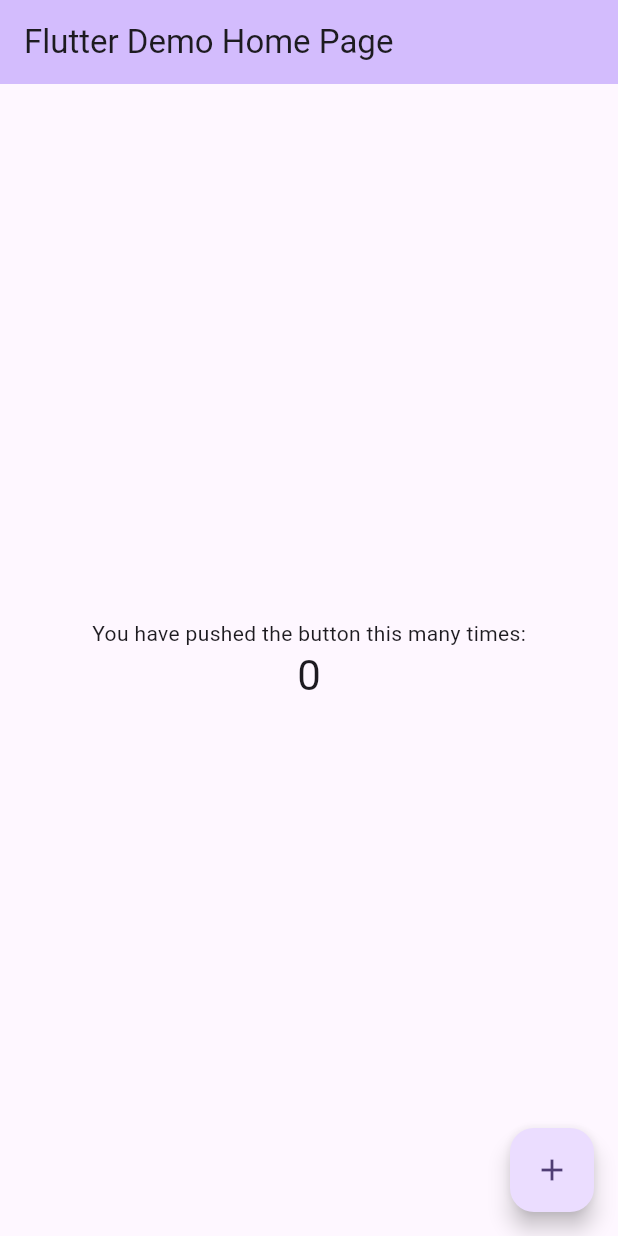
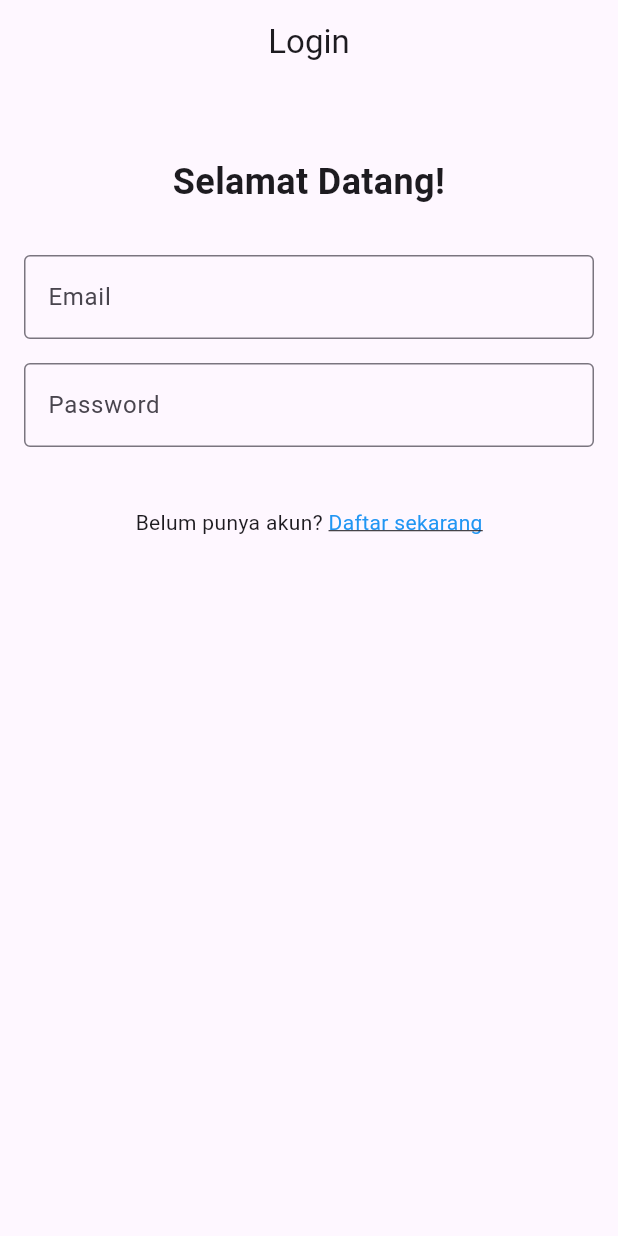
Before and after one commit to faizaST/kelompok_3_museumgo, a Flutter app: the screen it shows after launch, on a phone screen of 412 x 824 dp. Run offline on Flutter 3.47's test engine with Material 3 defaults, Android fonts, the light colour scheme and no system bars.

Commit message:
membuat login

```diff
--- /dev/null
+++ b/lib/auth/login_page.dart
@@ -0,0 +1,142 @@
+import 'package:flutter/material.dart';
+import 'package:kelompok_3_museumgo/auth/regristrasi_page.dart';
+
+
+class LoginPage extends StatefulWidget {
+  const LoginPage({super.key});
+
+  @override
+  State<LoginPage> createState() => _LoginPageState();
+}
+
+class _LoginPageState extends State<LoginPage> {
+  final _formKey = GlobalKey<FormState>();
+
+  bool _obscurePassword = true;
+
+  String? email;
+  String? password;
+
+  void _submitLogin() {
+    if (_formKey.currentState!.validate()) {
+      _formKey.currentState!.save();
+
+      // Proses login
+      ScaffoldMessenger.of(
+        context,
+      ).showSnackBar(SnackBar(content: Text('Login berhasil')));
+
+      // Contoh pindah ke dashboard (ganti sesuai kebutuhan)
+      // Navigator.pushReplacementNamed(context, '/dashboard');
+    }
+  }
+
+  @override
+  Widget build(BuildContext context) {
+    return Scaffold(
+      appBar: AppBar(title: Text('Login'), centerTitle: true),
+      body: Padding(
+        padding: EdgeInsets.all(16.0),
+        child: Form(
+          key: _formKey,
+          child: ListView(
+            children: [
+              SizedBox(height: 32),
+              Text(
+                "Selamat Datang!",
+                style: TextStyle(fontSize: 24, fontWeight: FontWeight.bold),
+                textAlign: TextAlign.center,
+              ),
+              SizedBox(height: 32),
+
+              // Email (tanpa icon)
+              TextFormField(
+                decoration: InputDecoration(
+                  labelText: 'Email',
+                  border: OutlineInputBorder(),
+                ),
+                keyboardType: TextInputType.emailAddress,
+                validator: (value) {
+                  if (value == null || value.isEmpty) {
+                    return 'Email wajib diisi';
+                  }
+                  final emailRegex = RegExp(
+                    r'^[\w-\.]+@([\w-]+\.)+[\w-]{2,4}$',
+                  );
+                  if (!emailRegex.hasMatch(value)) {
+                    return 'Format email tidak valid';
+                  }
+                  return null;
+                },
+                onSaved: (value) => email = value,
+              ),
+              SizedBox(height: 16),
+
+              // Password (tanpa icon)
+              TextFormField(
+                decoration: InputDecoration(
+                  labelText: 'Password',
+                  border: OutlineInputBorder(),
+                ),
+                obscureText: _obscurePassword,
+                validator: (value) {
+                  if (value == null || value.isEmpty) {
+                    return 'Password wajib diisi';
+                  }
+                  return null;
+                },
+                onSaved: (value) => password = value,
+              ),
+              SizedBox(height: 24),
+
+              //ElevatedButton(
+                //onPressed: () {
+                  //Navigator.push(
+                    //context,
+                    //MaterialPageRoute(builder: (context) => UserHomePage()),
+                  //);
+                //},
+                //child: Text("Login", style: TextStyle(fontSize: 18)),
+              //),
+
+              // Tombol Login
+              //ElevatedButton(
+              //onPressed: _submitLogin,
+              //style: ElevatedButton.styleFrom(
+              //padding: EdgeInsets.symmetric(vertical: 14),
+              //),
+              //child: Text('Login', style: TextStyle(fontSize: 18)),
+              //),
+              SizedBox(height: 16),
+
+              // Link ke Registrasi
+              Row(
+                mainAxisAlignment: MainAxisAlignment.center,
+                children: [
+                  Text("Belum punya akun? "),
+                  GestureDetector(
+                    onTap: () {
+                      Navigator.push(
+                        context,
+                        MaterialPageRoute(
+                          builder: (context) => RegristasiPage(),
+                        ),
+                      );
+                    },
+                    child: Text(
+                      "Daftar sekarang",
+                      style: TextStyle(
+                        color: Colors.blue,
+                        decoration: TextDecoration.underline,
+                      ),
+                    ),
+                  ),
+                ],
+              ),
+            ],
+          ),
+        ),
+      ),
+    );
+  }
+}
--- a/lib/main.dart
+++ b/lib/main.dart
@@ -1,4 +1,6 @@
 import 'package:flutter/material.dart';
+import 'auth/login_page.dart';
+import 'auth/regristrasi_page.dart';
 
 void main() {
   runApp(const MyApp());
@@ -13,110 +15,9 @@ class MyApp extends StatelessWidget {
     return MaterialApp(
       title: 'Flutter Demo',
       theme: ThemeData(
-        // This is the theme of your application.
-        //
-        // TRY THIS: Try running your application with "flutter run". You'll see
-        // the application has a purple toolbar. Then, without quitting the app,
-        // try changing the seedColor in the colorScheme below to Colors.green
-        // and then invoke "hot reload" (save your changes or press the "hot
-        // reload" button in a Flutter-supported IDE, or press "r" if you used
-        // the command line to start the app).
-        //
-        // Notice that the counter didn't reset back to zero; the application
-        // state is not lost during the reload. To reset the state, use hot
-        // restart instead.
-        //
-        // This works for code too, not just values: Most code changes can be
-        // tested with just a hot reload.
         colorScheme: ColorScheme.fromSeed(seedColor: Colors.deepPurple),
       ),
-      home: const MyHomePage(title: 'Flutter Demo Home Page'),
+      home: LoginPage()
     );
   }
 }
-
-class MyHomePage extends StatefulWidget {
-  const MyHomePage({super.key, required this.title});
-
-  // This widget is the home page of your application. It is stateful, meaning
-  // that it has a State object (defined below) that contains fields that affect
-  // how it looks.
-
-  // This class is the configuration for the state. It holds the values (in this
-  // case the title) provided by the parent (in this case the App widget) and
-  // used by the build method of the State. Fields in a Widget subclass are
-  // always marked "final".
-
-  final String title;
-
-  @override
-  State<MyHomePage> createState() => _MyHomePageState();
-}
-
-class _MyHomePageState extends State<MyHomePage> {
-  int _counter = 0;
-
-  void _incrementCounter() {
-    setState(() {
-      // This call to setState tells the Flutter framework that something has
-      // changed in this State, which causes it to rerun the build method below
-      // so that the display can reflect the updated values. If we changed
-      // _counter without calling setState(), then the build method would not be
-      // called again, and so nothing would appear to happen.
-      _counter++;
-    });
-  }
-
-  @override
-  Widget build(BuildContext context) {
-    // This method is rerun every time setState is called, for instance as done
-    // by the _incrementCounter method above.
-    //
-    // The Flutter framework has been optimized to make rerunning build methods
-    // fast, so that you can just rebuild anything that needs updating rather
-    // than having to individually change instances of widgets.
-    return Scaffold(
-      appBar: AppBar(
-        // TRY THIS: Try changing the color here to a specific color (to
-        // Colors.amber, perhaps?) and trigger a hot reload to see the AppBar
-        // change color while the other colors stay the same.
-        backgroundColor: Theme.of(context).colorScheme.inversePrimary,
-        // Here we take the value from the MyHomePage object that was created by
-        // the App.build method, and use it to set our appbar title.
-        title: Text(widget.title),
-      ),
-      body: Center(
-        // Center is a layout widget. It takes a single child and positions it
-        // in the middle of the parent.
-        child: Column(
-          // Column is also a layout widget. It takes a list of children and
-          // arranges them vertically. By default, it sizes itself to fit its
-          // children horizontally, and tries to be as tall as its parent.
-          //
-          // Column has various properties to control how it sizes itself and
-          // how it positions its children. Here we use mainAxisAlignment to
-          // center the children vertically; the main axis here is the vertical
-          // axis because Columns are vertical (the cross axis would be
-          // horizontal).
-          //
-          // TRY THIS: Invoke "debug painting" (choose the "Toggle Debug Paint"
-          // action in the IDE, or press "p" in the console), to see the
-          // wireframe for each widget.
-          mainAxisAlignment: MainAxisAlignment.center,
-          children: <Widget>[
-            const Text('You have pushed the button this many times:'),
-            Text(
-              '$_counter',
-              style: Theme.of(context).textTheme.headlineMedium,
-            ),
-          ],
-        ),
-      ),
-      floatingActionButton: FloatingActionButton(
-        onPressed: _incrementCounter,
-        tooltip: 'Increment',
-        child: const Icon(Icons.add),
-      ), // This trailing comma makes auto-formatting nicer for build methods.
-    );
-  }
-}
```
Also changed, not shown: lib/auth/regristrasi_page.dart (added, +15 -0 lines).
